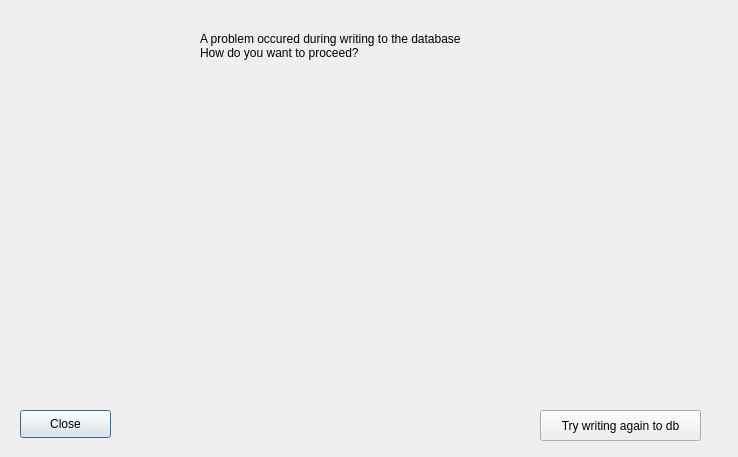
The window that GUI/databasefailure.ui (AudreyFrancisco/SingleLadderQualification) describes before a commit, drawn with Qt 5.
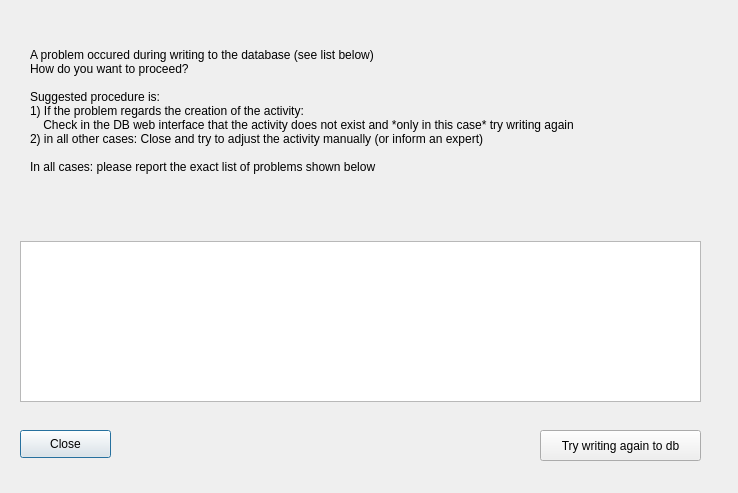
The same window after the commit.

Commit message: Improved error dialog in case of DB errors

```diff
--- a/GUI/databasefailure.ui
+++ b/GUI/databasefailure.ui
@@ -7,7 +7,7 @@
     <x>0</x>
     <y>0</y>
     <width>738</width>
-    <height>457</height>
+    <height>493</height>
    </rect>
   </property>
   <property name="windowTitle">
@@ -16,22 +16,29 @@
   <widget class="QLabel" name="label">
    <property name="geometry">
     <rect>
-     <x>200</x>
+     <x>30</x>
      <y>10</y>
-     <width>341</width>
-     <height>71</height>
+     <width>671</width>
+     <height>201</height>
     </rect>
    </property>
    <property name="text">
-    <string>A problem occured during writing to the database 
-How do you want to proceed?</string>
+    <string>A problem occured during writing to the database (see list below) 
+How do you want to proceed? 
+
+Suggested procedure is: 
+1) If the problem regards the creation of the activity:
+    Check in the DB web interface that the activity does not exist and *only in this case* try writing again
+2) in all other cases: Close and try to adjust the activity manually (or inform an expert)
+
+In all cases: please report the exact list of problems shown below</string>
    </property>
   </widget>
   <widget class="QPushButton" name="quit">
    <property name="geometry">
     <rect>
      <x>20</x>
-     <y>410</y>
+     <y>430</y>
      <width>91</width>
      <height>28</height>
     </rect>
@@ -44,7 +51,7 @@
    <property name="geometry">
     <rect>
      <x>540</x>
-     <y>410</y>
+     <y>430</y>
      <width>161</width>
      <height>31</height>
     </rect>
@@ -53,18 +60,15 @@
     <string>Try writing again to db</string>
    </property>
   </widget>
-  <widget class="QLabel" name="problem">
+  <widget class="QListWidget" name="listDBErrors">
    <property name="geometry">
     <rect>
-     <x>10</x>
-     <y>110</y>
-     <width>711</width>
-     <height>231</height>
+     <x>20</x>
+     <y>241</y>
+     <width>681</width>
+     <height>161</height>
     </rect>
    </property>
-   <property name="text">
-    <string/>
-   </property>
   </widget>
  </widget>
  <resources/>
```
The commit also changes 3 other files.
